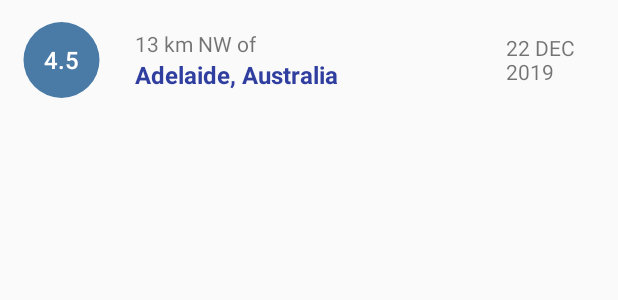
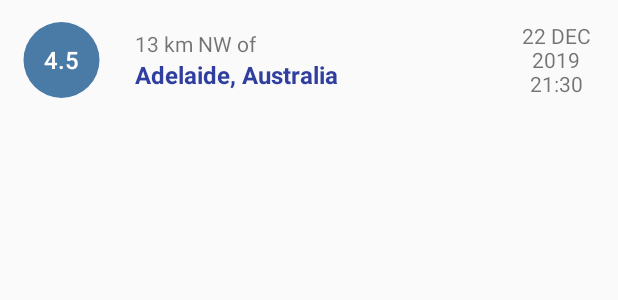
Before and after one commit to remcv/Quakes-Android, an Android app: the layout list_item_layout.xml on its own in the app's theme, with its tools: preview values and no code run, on a phone screen of 412 x 824 dp. Shown: the top 300 px of the screen. Run offline under Robolectric (Android 15) with nearby library versions, the phone set to English and light mode, and no system bars.

Commit message:
Minor UI tweaks

```diff
--- a/app/src/main/java/com/example/quakes/EarthquakeAdapter.java
+++ b/app/src/main/java/com/example/quakes/EarthquakeAdapter.java
@@ -135,7 +135,7 @@ public class EarthquakeAdapter extends RecyclerView.Adapter<EarthquakeAdapter.Ea
 
         // date
         LocalDateTime dateObj = obs.getDate();
-        DateTimeFormatter formatter = DateTimeFormatter.ofPattern("dd MMM yyyy\nHH:mm");
+        DateTimeFormatter formatter = DateTimeFormatter.ofPattern("d MMM yyyy\nHH:mm");
         String dateString = dateObj.format(formatter);
         TextView date = holder.date;
         date.setText(dateString);
--- a/app/src/main/java/com/example/quakes/MainActivity.java
+++ b/app/src/main/java/com/example/quakes/MainActivity.java
@@ -67,7 +67,7 @@ public class MainActivity extends AppCompatActivity
                 @Override
                 public void run()
                 {
-                    JSONObject obj = NetFun.urlToJson(makeStartupString(3,4.5, 30));
+                    JSONObject obj = NetFun.urlToJson(makeStartupString(3,2.9, 30));
                     earthquakes = NetFun.jsonToList(obj);
 
                     if (earthquakes != null)
--- a/app/src/main/res/layout/list_item_layout.xml
+++ b/app/src/main/res/layout/list_item_layout.xml
@@ -48,7 +48,8 @@
         android:layout_weight="1"
         android:layout_height="wrap_content"
         android:layout_gravity="center"
-        android:text="22 DEC 2019"
+        android:gravity="center"
+        tools:text="22 DEC 2019\n21:30"
         android:paddingLeft="8dp"
         android:paddingRight="8dp"/>
 
```
